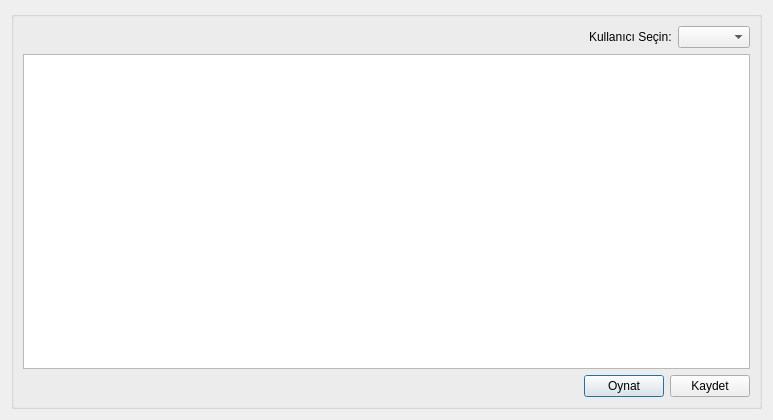
Before: the Qt Designer form ui/mainwindow.ui in ozancaglayan/SPID, drawn with Qt 5.
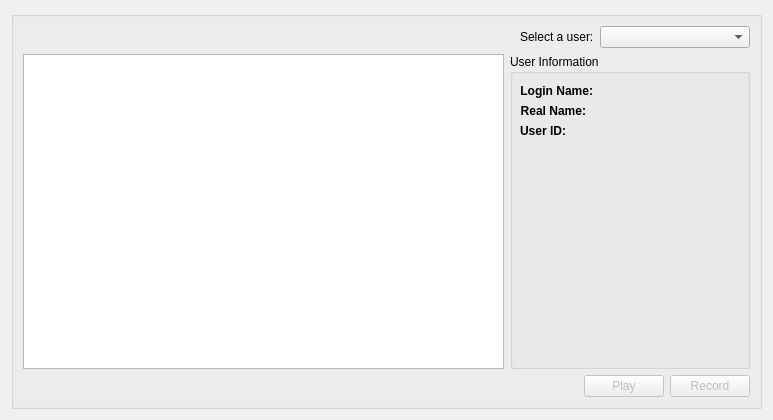
After: the same form once the commit is applied. Icons and pictures are not drawn.

Commit message: Implement record window

Diff of the .ui file:
```diff
--- a/ui/mainwindow.ui
+++ b/ui/mainwindow.ui
@@ -42,19 +42,31 @@
         <item>
          <widget class="QLabel" name="label">
           <property name="text">
-           <string>Kullanıcı Seçin:</string>
+           <string>Select a user:</string>
           </property>
          </widget>
         </item>
         <item>
-         <widget class="QComboBox" name="comboBox"/>
+         <widget class="QComboBox" name="comboBoxUsers">
+          <property name="minimumSize">
+           <size>
+            <width>150</width>
+            <height>0</height>
+           </size>
+          </property>
+          <item>
+           <property name="text">
+            <string/>
+           </property>
+          </item>
+         </widget>
         </item>
        </layout>
       </item>
       <item row="1" column="0">
-       <layout class="QVBoxLayout" name="verticalLayout">
+       <layout class="QHBoxLayout" name="horizontalLayout_3" stretch="2,1">
         <item>
-         <widget class="QListWidget" name="listWidget">
+         <widget class="QListWidget" name="listWidgetEnrollments">
           <property name="font">
            <font>
             <pointsize>18</pointsize>
@@ -66,6 +78,105 @@
          </widget>
         </item>
         <item>
+         <widget class="QGroupBox" name="groupBox_2">
+          <property name="title">
+           <string>User Information</string>
+          </property>
+          <widget class="QWidget" name="">
+           <property name="geometry">
+            <rect>
+             <x>10</x>
+             <y>30</y>
+             <width>231</width>
+             <height>61</height>
+            </rect>
+           </property>
+           <layout class="QFormLayout" name="formLayout">
+            <item row="0" column="0">
+             <widget class="QLabel" name="label_2">
+              <property name="font">
+               <font>
+                <weight>75</weight>
+                <bold>true</bold>
+               </font>
+              </property>
+              <property name="text">
+               <string>Login Name:</string>
+              </property>
+              <property name="alignment">
+               <set>Qt::AlignRight|Qt::AlignTrailing|Qt::AlignVCenter</set>
+              </property>
+             </widget>
+            </item>
+            <item row="1" column="0">
+             <widget class="QLabel" name="label_4">
+              <property name="font">
+               <font>
+                <weight>75</weight>
+                <bold>true</bold>
+               </font>
+              </property>
+              <property name="text">
+               <string>Real Name:</string>
+              </property>
+              <property name="alignment">
+               <set>Qt::AlignRight|Qt::AlignTrailing|Qt::AlignVCenter</set>
+              </property>
+             </widget>
+            </item>
+            <item row="2" column="0">
+             <widget class="QLabel" name="label_3">
+              <property name="font">
+               <font>
+                <weight>75</weight>
+                <bold>true</bold>
+               </font>
+              </property>
+              <property name="text">
+               <string>User ID:</string>
+              </property>
+              <property name="alignment">
+               <set>Qt::AlignRight|Qt::AlignTrailing|Qt::AlignVCenter</set>
+              </property>
+             </widget>
+            </item>
+            <item row="0" column="1">
+             <widget class="QLabel" name="labelLoginName">
+              <property name="text">
+               <string/>
+              </property>
+              <property name="alignment">
+               <set>Qt::AlignRight|Qt::AlignTrailing|Qt::AlignVCenter</set>
+              </property>
+             </widget>
+            </item>
+            <item row="1" column="1">
+             <widget class="QLabel" name="labelRealName">
+              <property name="text">
+               <string/>
+              </property>
+              <property name="alignment">
+               <set>Qt::AlignRight|Qt::AlignTrailing|Qt::AlignVCenter</set>
+              </property>
+             </widget>
+            </item>
+            <item row="2" column="1">
+             <widget class="QLabel" name="labelUserID">
+              <property name="text">
+               <string/>
+              </property>
+              <property name="alignment">
+               <set>Qt::AlignRight|Qt::AlignTrailing|Qt::AlignVCenter</set>
+              </property>
+             </widget>
+            </item>
+           </layout>
+          </widget>
+         </widget>
+        </item>
+       </layout>
+      </item>
+      <item row="2" column="0">
          <layout class="QHBoxLayout" name="horizontalLayout">
           <item>
            <spacer name="horizontalSpacer">
@@ -81,9 +192,12 @@
            </spacer>
           </item>
           <item>
-           <widget class="QPushButton" name="pushButton_2">
+         <widget class="QPushButton" name="pushButtonPlay">
+          <property name="enabled">
+           <bool>false</bool>
+          </property>
             <property name="text">
-             <string>Oynat</string>
+           <string>Play</string>
             </property>
             <property name="icon">
              <iconset resource="data/icons.qrc">
@@ -92,9 +206,12 @@
            </widget>
           </item>
           <item>
-           <widget class="QPushButton" name="pushButton">
+         <widget class="QPushButton" name="pushButtonRecord">
+          <property name="enabled">
+           <bool>false</bool>
+          </property>
             <property name="text">
-             <string>Kaydet</string>
+           <string>Record</string>
             </property>
             <property name="icon">
              <iconset resource="data/icons.qrc">
@@ -105,8 +222,6 @@
          </layout>
         </item>
        </layout>
-      </item>
-     </layout>
     </widget>
    </item>
   </layout>
```
Left out of the diff: 10 changed lines with no effect on the pictures. Lines whose indentation alone changed are shown as unchanged. The commit also changes 5 other files.
